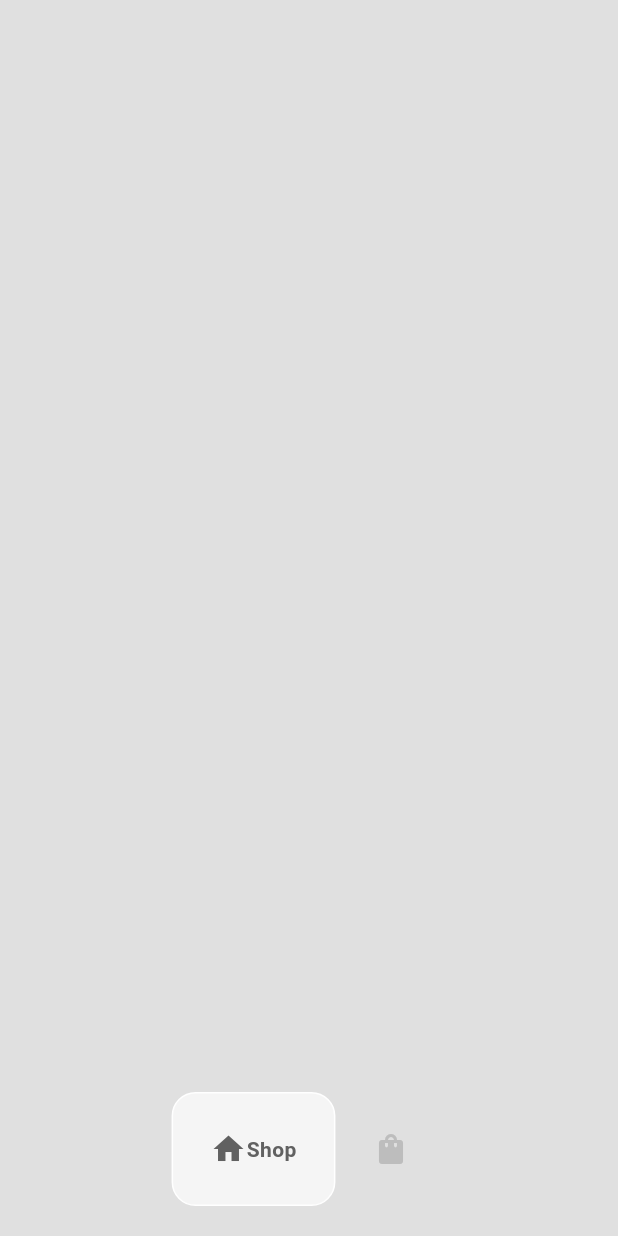
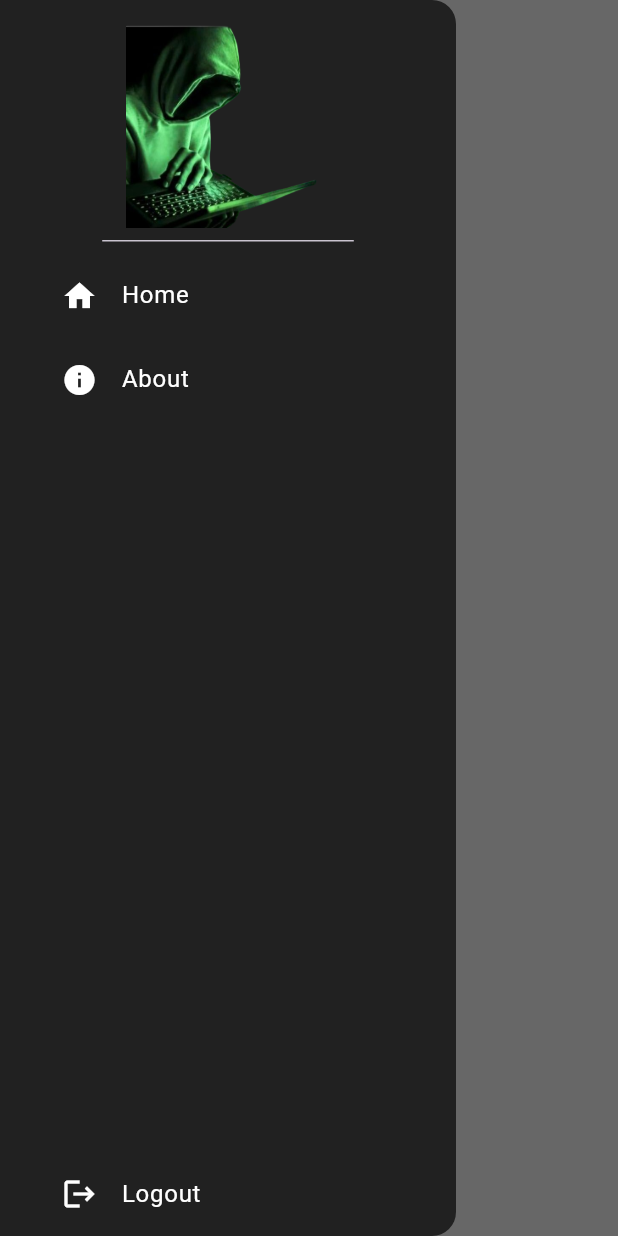
Before and after one commit to Joshuainfluence/Ecommerce_MobileApp, a Flutter app: the HomePage screen opened directly, with the side drawer open (before the commit the screen has no drawer), on a phone screen of 412 x 824 dp. Run offline on Flutter 3.47's test engine with Material 3 defaults, Android fonts, the phone set to English and light mode, and no system bars; drawn by our look-alikes of google_nav_bar.

Commit message:
Pages linked properly

```diff
--- a/lib/components/bottom_nav_bar.dart
+++ b/lib/components/bottom_nav_bar.dart
@@ -2,7 +2,8 @@ import 'package:flutter/material.dart';
 import 'package:google_nav_bar/google_nav_bar.dart';
 
 class MyBottomNav extends StatelessWidget {
-  const MyBottomNav({super.key});
+  void Function(int)? onTabChange;
+  MyBottomNav({super.key, required this.onTabChange});
 
   @override
   Widget build(BuildContext context) {
@@ -15,6 +16,7 @@ class MyBottomNav extends StatelessWidget {
         tabBackgroundColor: Colors.grey.shade100,
         tabBorderRadius: 16,
         mainAxisAlignment: MainAxisAlignment.center,
+        onTabChange: (value) => onTabChange!(value),
         tabs: [
         GButton(
           icon: Icons.home,
--- /dev/null
+++ b/lib/pages/cart_page.dart
@@ -0,0 +1,11 @@
+import 'package:flutter/material.dart';
+class CartPage extends StatelessWidget {
+  const CartPage({super.key});
+
+  @override
+  Widget build(BuildContext context) {
+    return Center(
+      child:Text('Cart'),
+    );
+  }
+}
--- a/lib/pages/home_page.dart
+++ b/lib/pages/home_page.dart
@@ -1,13 +1,124 @@
 import 'package:ecommerce_admin/components/bottom_nav_bar.dart';
+import 'package:ecommerce_admin/pages/cart_page.dart';
+import 'package:ecommerce_admin/pages/shop_page.dart';
 import 'package:flutter/material.dart';
-class HomePage extends StatelessWidget {
+
+class HomePage extends StatefulWidget {
   const HomePage({super.key});
 
+  @override
+  State<HomePage> createState() => _HomePageState();
+}
+
+class _HomePageState extends State<HomePage> {
+  // this selected index is to control the bottom nav bar
+  int _selectedIndex = 0;
+
+  // this method will update our selected index
+  // when the user taps the bottom bar
+  void navigateBottomBar(int index) {
+    setState(() {
+      _selectedIndex = index;
+    });
+  }
+
+  // pages to display
+
+  final List<Widget> _pages = [
+    // shop page
+    const ShopPage(),
+
+    // cart page
+
+    const CartPage(),
+  ];
   @override
   Widget build(BuildContext context) {
     return Scaffold(
       backgroundColor: Colors.grey[300],
-      bottomNavigationBar: MyBottomNav(),
+      bottomNavigationBar: MyBottomNav(
+        onTabChange: (index) => navigateBottomBar(index),
+      ),
+      appBar: AppBar(
+        backgroundColor: Colors.transparent,
+        elevation: 0,
+        leading: Builder(builder: (context) {
+          return IconButton(
+            icon: const Icon(
+              Icons.menu,
+              color: Colors.black,
+            ),
+            onPressed: () {
+              Scaffold.of(context).openDrawer();
+            },
+          );
+        }),
+      ),
+      drawer: Drawer(
+        backgroundColor: Colors.grey[900],
+        child: Column(
+          mainAxisAlignment: MainAxisAlignment.spaceBetween,
+          children: [
+            // logo
+            Column(
+              children: [
+                DrawerHeader(
+                  child: Image.asset(
+                    'lib/images/logo.png',
+                  ),
+                ),
+
+                Padding(padding: const EdgeInsets.symmetric(horizontal: 25.0)),
+
+                //   other pages
+                const Padding(
+                  padding: EdgeInsets.only(left: 25.0),
+                  child: ListTile(
+                    leading: Icon(
+                      Icons.home,
+                      color: Colors.white,
+                    ),
+                    title: Text(
+                      'Home',
+                      style: TextStyle(color: Colors.white),
+                    ),
+                  ),
+                ),
+
+                const Padding(
+                  padding: EdgeInsets.only(left: 25.0),
+                  child: ListTile(
+                    leading: Icon(
+                      Icons.info,
+                      color: Colors.white,
+                    ),
+                    title: Text(
+                      'About',
+                      style: TextStyle(color: Colors.white),
+                    ),
+                  ),
+                ),
+
+
+              ],
+            ),
+            const Padding(
+              padding: EdgeInsets.only(left: 25.0),
+              child: ListTile(
+                leading: Icon(
+                  Icons.logout,
+                  color: Colors.white,
+                ),
+                title: Text(
+                  'Logout',
+                  style: TextStyle(color: Colors.white),
+                ),
+              ),
+            )
+          ],
+        ),
+      ),
+      body: _pages[_selectedIndex],
     );
   }
 }
--- a/lib/pages/intro_page.dart
+++ b/lib/pages/intro_page.dart
@@ -18,7 +18,7 @@ class IntroPage extends StatelessWidget {
               //   logo
               Padding(
                 padding: const EdgeInsets.all(25.0),
-                child: Image.asset('lib/images/home.jpg'),
+                child: Image.asset('lib/images/logo.png'),
               ),
 
               const SizedBox(
--- /dev/null
+++ b/lib/pages/shop_page.dart
@@ -0,0 +1,11 @@
+import 'package:flutter/material.dart';
+class ShopPage extends StatelessWidget {
+  const ShopPage({super.key});
+
+  @override
+  Widget build(BuildContext context) {
+    return Center(
+      child:Text('Shop'),
+    );
+  }
+}
```
Also changed, not shown: lib/images/logo.png (added).
